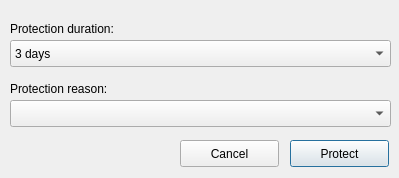
huggle/huggle3-qt-lx, file huggle/protectpage.ui: the form before one commit.
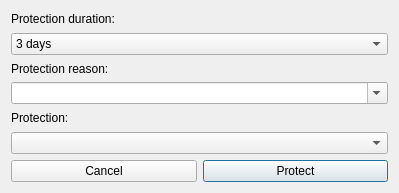
The form after the commit.

Commit message: protect form

```diff
--- a/huggle/protectpage.ui
+++ b/huggle/protectpage.ui
@@ -7,73 +7,22 @@
     <x>0</x>
     <y>0</y>
     <width>399</width>
-    <height>178</height>
+    <height>193</height>
    </rect>
   </property>
   <property name="windowTitle">
    <string>Protect page</string>
   </property>
-  <widget class="QPushButton" name="pushButton">
-   <property name="geometry">
-    <rect>
-     <x>180</x>
-     <y>140</y>
-     <width>99</width>
-     <height>27</height>
-    </rect>
-   </property>
+  <layout class="QVBoxLayout" name="verticalLayout">
+   <item>
+    <widget class="QLabel" name="label_2">
    <property name="text">
-    <string>Cancel</string>
-   </property>
-  </widget>
-  <widget class="QPushButton" name="pushButton_2">
-   <property name="geometry">
-    <rect>
-     <x>290</x>
-     <y>140</y>
-     <width>99</width>
-     <height>27</height>
-    </rect>
-   </property>
-   <property name="text">
-    <string>Protect</string>
-   </property>
-   <property name="default">
-    <bool>true</bool>
-   </property>
-  </widget>
-  <widget class="QComboBox" name="comboBox">
-   <property name="geometry">
-    <rect>
-     <x>10</x>
-     <y>100</y>
-     <width>381</width>
-     <height>27</height>
-    </rect>
-   </property>
-  </widget>
-  <widget class="QLabel" name="label">
-   <property name="geometry">
-    <rect>
-     <x>10</x>
-     <y>80</y>
-     <width>131</width>
-     <height>17</height>
-    </rect>
-   </property>
-   <property name="text">
-    <string>Protection reason:</string>
-   </property>
-  </widget>
+      <string>Protection duration:</string>
+     </property>
+    </widget>
+   </item>
+   <item>
   <widget class="QComboBox" name="comboBox_2">
-   <property name="geometry">
-    <rect>
-     <x>10</x>
-     <y>40</y>
-     <width>381</width>
-     <height>27</height>
-    </rect>
-   </property>
    <item>
     <property name="text">
      <string>3 days</string>
@@ -115,19 +64,57 @@
     </property>
    </item>
   </widget>
-  <widget class="QLabel" name="label_2">
-   <property name="geometry">
-    <rect>
-     <x>10</x>
-     <y>20</y>
-     <width>141</width>
-     <height>17</height>
-    </rect>
-   </property>
+   </item>
+   <item>
+    <widget class="QLabel" name="label">
+     <property name="text">
+      <string>Protection reason:</string>
+     </property>
+    </widget>
+   </item>
+   <item>
+    <widget class="QComboBox" name="comboBox">
+     <property name="editable">
+      <bool>true</bool>
+     </property>
+    </widget>
+   </item>
+   <item>
+    <widget class="QLabel" name="label_3">
    <property name="text">
-    <string>Protection duration:</string>
-   </property>
-  </widget>
+      <string>Protection:</string>
+     </property>
+    </widget>
+   </item>
+   <item>
+    <widget class="QComboBox" name="comboBox_3">
+     <property name="editable">
+      <bool>false</bool>
+     </property>
+    </widget>
+   </item>
+   <item>
+    <layout class="QHBoxLayout" name="horizontalLayout">
+     <item>
+      <widget class="QPushButton" name="pushButton">
+       <property name="text">
+        <string>Cancel</string>
+       </property>
+      </widget>
+     </item>
+     <item>
+      <widget class="QPushButton" name="pushButton_2">
+       <property name="text">
+        <string>Protect</string>
+       </property>
+       <property name="default">
+        <bool>true</bool>
+       </property>
+      </widget>
+     </item>
+    </layout>
+   </item>
+  </layout>
  </widget>
  <resources/>
  <connections/>
```
Lines whose indentation alone changed are shown as unchanged. The commit also changes 6 other files.
